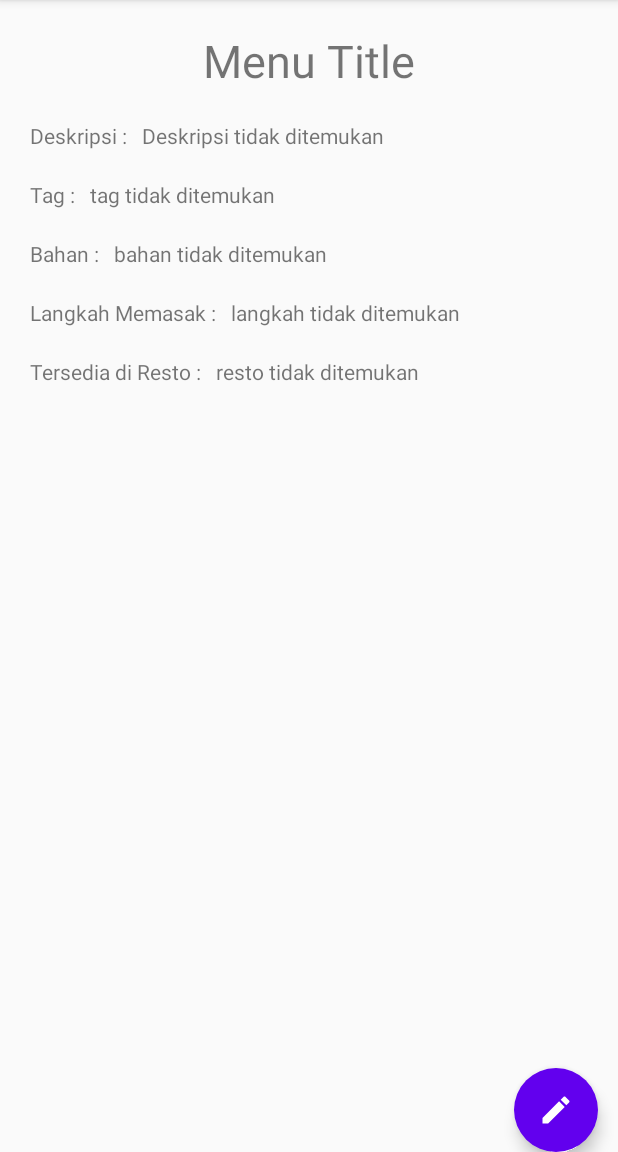
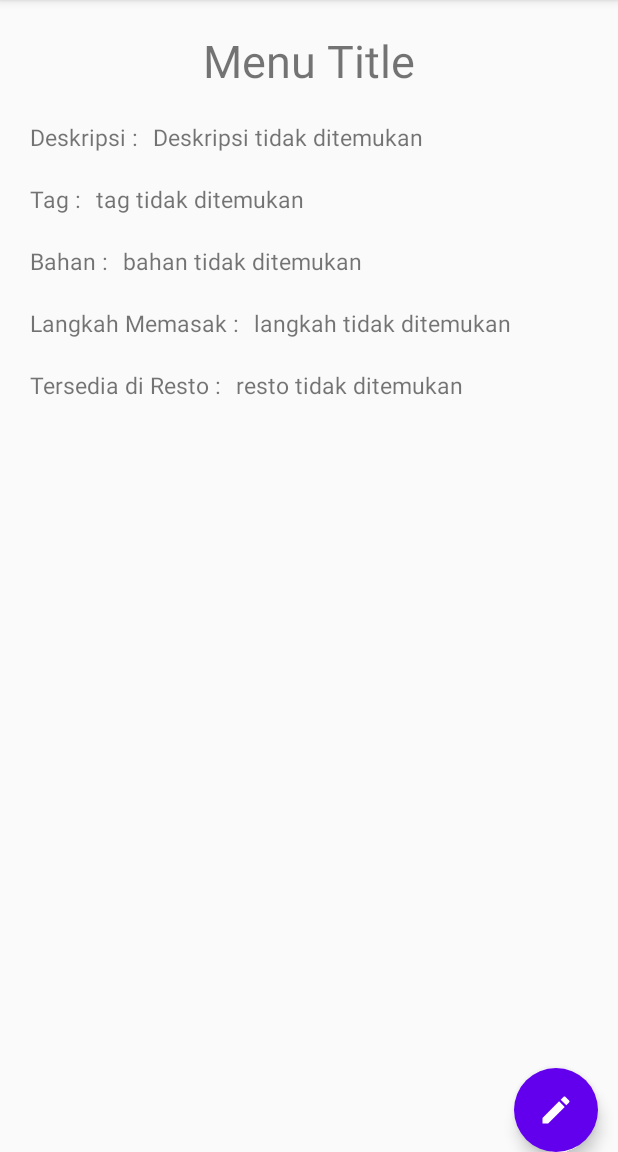
Before and after one commit to tmagira/Tubes-01-L, an Android app: the fragment MenuDetailsFragment placed in its activity, on a phone screen of 412 x 824 dp, the part 84-1236 px from its top. Run offline under Robolectric (Android 15) with nearby library versions, the phone set to English and light mode, and no system bars.

Commit message:
lagi dirapiin

```diff
--- a/app/src/main/java/com/example/tubes_01_l/view/MainActivity.java
+++ b/app/src/main/java/com/example/tubes_01_l/view/MainActivity.java
@@ -68,7 +68,6 @@ public class MainActivity extends AppCompatActivity implements FragmentListener
             }
         });
         ft.add(R.id.fragment_container, this.mainFragment).addToBackStack(null).commit();
-        // changePage(1);
     }
 
 
--- a/app/src/main/res/layout/menu_details_fragment.xml
+++ b/app/src/main/res/layout/menu_details_fragment.xml
@@ -31,6 +31,7 @@
         <TextView
             android:layout_width="wrap_content"
             android:layout_height="wrap_content"
+            android:textSize="15dp"
             android:text="Deskripsi :" />
 
             <TextView
@@ -38,6 +39,7 @@
                 android:layout_marginLeft="10sp"
                 android:layout_width="wrap_content"
                 android:layout_height="wrap_content"
+                android:textSize="15dp"
                 android:text="Deskripsi tidak ditemukan" />
 
         </LinearLayout>
@@ -51,6 +53,7 @@
             <TextView
                 android:layout_width="wrap_content"
                 android:layout_height="wrap_content"
+                android:textSize="15dp"
                 android:text="Tag :" />
 
             <TextView
@@ -58,6 +61,7 @@
                 android:layout_marginLeft="10sp"
                 android:layout_width="wrap_content"
                 android:layout_height="wrap_content"
+                android:textSize="15dp"
                 android:text="tag tidak ditemukan" />
 
         </LinearLayout>
@@ -71,6 +75,7 @@
             <TextView
                 android:layout_width="wrap_content"
                 android:layout_height="wrap_content"
+                android:textSize="15dp"
                 android:text="Bahan :" />
 
             <TextView
@@ -78,6 +83,7 @@
                 android:layout_marginLeft="10sp"
                 android:layout_width="wrap_content"
                 android:layout_height="wrap_content"
+                android:textSize="15dp"
                 android:text="bahan tidak ditemukan" />
 
         </LinearLayout>
@@ -91,6 +97,7 @@
             <TextView
                 android:layout_width="wrap_content"
                 android:layout_height="wrap_content"
+                android:textSize="15dp"
                 android:text="Langkah Memasak :" />
 
             <TextView
@@ -98,6 +105,7 @@
                 android:layout_marginLeft="10sp"
                 android:layout_width="wrap_content"
                 android:layout_height="wrap_content"
+                android:textSize="15dp"
                 android:text="langkah tidak ditemukan" />
 
         </LinearLayout>
@@ -110,6 +118,7 @@
             <TextView
                 android:layout_width="wrap_content"
                 android:layout_height="wrap_content"
+                android:textSize="15dp"
                 android:text="Tersedia di Resto :" />
 
             <TextView
@@ -117,6 +126,7 @@
                 android:layout_marginLeft="10sp"
                 android:layout_width="wrap_content"
                 android:layout_height="wrap_content"
+                android:textSize="15dp"
                 android:text="resto tidak ditemukan" />
 
         </LinearLayout>
```
Also changed, not shown: app/src/main/java/com/example/tubes_01_l/MockMenu.java (deleted, +0 -18 lines), app/src/main/java/com/example/tubes_01_l/Sqlite.java (+4 -17 lines), app/src/main/java/com/example/tubes_01_l/view/AddMenuFragment.java (+4 -4 lines), 1 other file.
